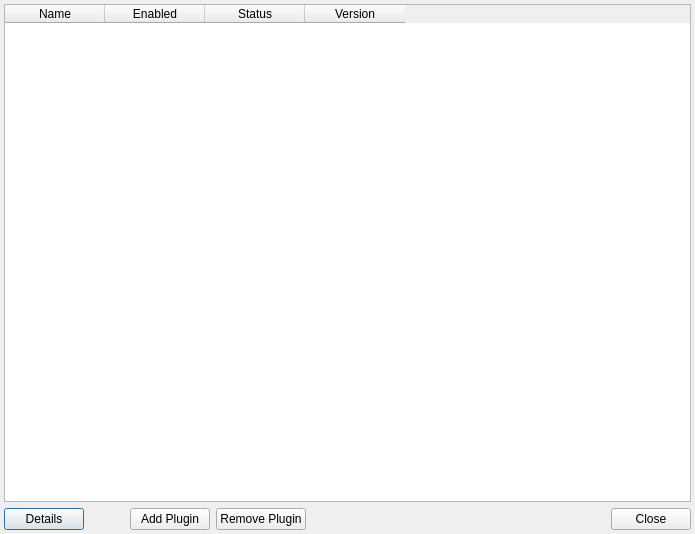
Before: the Qt Designer form Source/SVWidgetsLib/Dialogs/UI_Files/AboutPlugins.ui in BlueQuartzSoftware/SIMPL, drawn with Qt 5.
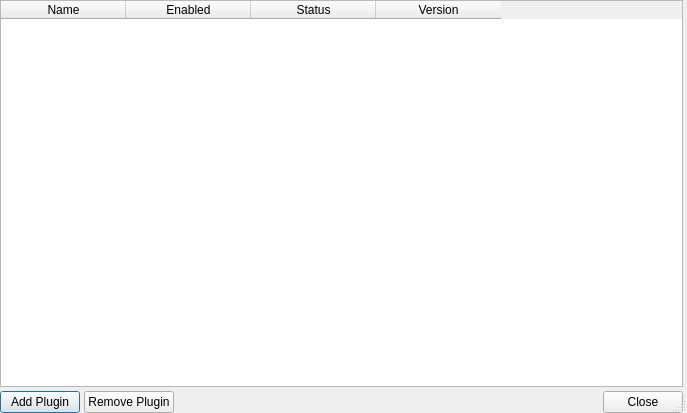
After: the same form once the commit is applied. Custom widgets are drawn as their Qt base class.

Commit message:
Redo the Plugin Information UI to be more streamlined.
Combined two widgets into a single widget to streamline how users can get information
about the loaded plugins.

```diff
--- a/Source/SVWidgetsLib/Dialogs/UI_Files/AboutPlugins.ui
+++ b/Source/SVWidgetsLib/Dialogs/UI_Files/AboutPlugins.ui
@@ -6,30 +6,42 @@
    <rect>
     <x>0</x>
     <y>0</y>
-    <width>695</width>
-    <height>534</height>
+    <width>687</width>
+    <height>413</height>
    </rect>
   </property>
   <property name="windowTitle">
    <string>Installed Plugins</string>
   </property>
+  <property name="sizeGripEnabled">
+   <bool>true</bool>
+  </property>
   <layout class="QGridLayout" name="gridLayout">
    <property name="leftMargin">
-    <number>4</number>
+    <number>0</number>
    </property>
    <property name="topMargin">
-    <number>4</number>
+    <number>0</number>
    </property>
    <property name="rightMargin">
-    <number>4</number>
+    <number>0</number>
    </property>
    <property name="bottomMargin">
+    <number>0</number>
+   </property>
+   <property name="spacing">
     <number>4</number>
    </property>
    <item row="0" column="0">
     <layout class="QVBoxLayout" name="verticalLayout">
      <item>
       <widget class="QTableWidget" name="pluginsTable">
+       <property name="sizePolicy">
+        <sizepolicy hsizetype="Preferred" vsizetype="Expanding">
+         <horstretch>0</horstretch>
+         <verstretch>0</verstretch>
+        </sizepolicy>
+       </property>
        <property name="verticalScrollBarPolicy">
         <enum>Qt::ScrollBarAsNeeded</enum>
        </property>
@@ -39,6 +51,12 @@
        <property name="editTriggers">
         <set>QAbstractItemView::NoEditTriggers</set>
        </property>
+       <attribute name="horizontalHeaderDefaultSectionSize">
+        <number>125</number>
+       </attribute>
+       <attribute name="horizontalHeaderMinimumSectionSize">
+        <number>35</number>
+       </attribute>
        <attribute name="horizontalHeaderStretchLastSection">
         <bool>false</bool>
        </attribute>
@@ -72,29 +90,6 @@
      </item>
      <item>
       <layout class="QHBoxLayout" name="horizontalLayout">
-       <item>
-        <widget class="QPushButton" name="detailsBtn">
-         <property name="text">
-          <string>Details</string>
-         </property>
-        </widget>
-       </item>
-       <item>
-        <spacer name="horizontalSpacer_2">
-         <property name="orientation">
-          <enum>Qt::Horizontal</enum>
-         </property>
-         <property name="sizeType">
-          <enum>QSizePolicy::Fixed</enum>
-         </property>
-         <property name="sizeHint" stdset="0">
-          <size>
-           <width>40</width>
-           <height>20</height>
-          </size>
-         </property>
-        </spacer>
-       </item>
        <item>
         <widget class="QPushButton" name="addPluginBtn">
          <property name="text">
@@ -136,8 +131,19 @@
      </item>
     </layout>
    </item>
+   <item row="0" column="1">
+    <widget class="PluginDetails" name="m_PluginDetails" native="true"/>
+   </item>
   </layout>
  </widget>
+ <customwidgets>
+  <customwidget>
+   <class>PluginDetails</class>
+   <extends>QWidget</extends>
+   <header location="global">PluginDetails.h</header>
+   <container>1</container>
+  </customwidget>
+ </customwidgets>
  <resources/>
  <connections/>
 </ui>
```
The commit also changes 5 other files.
